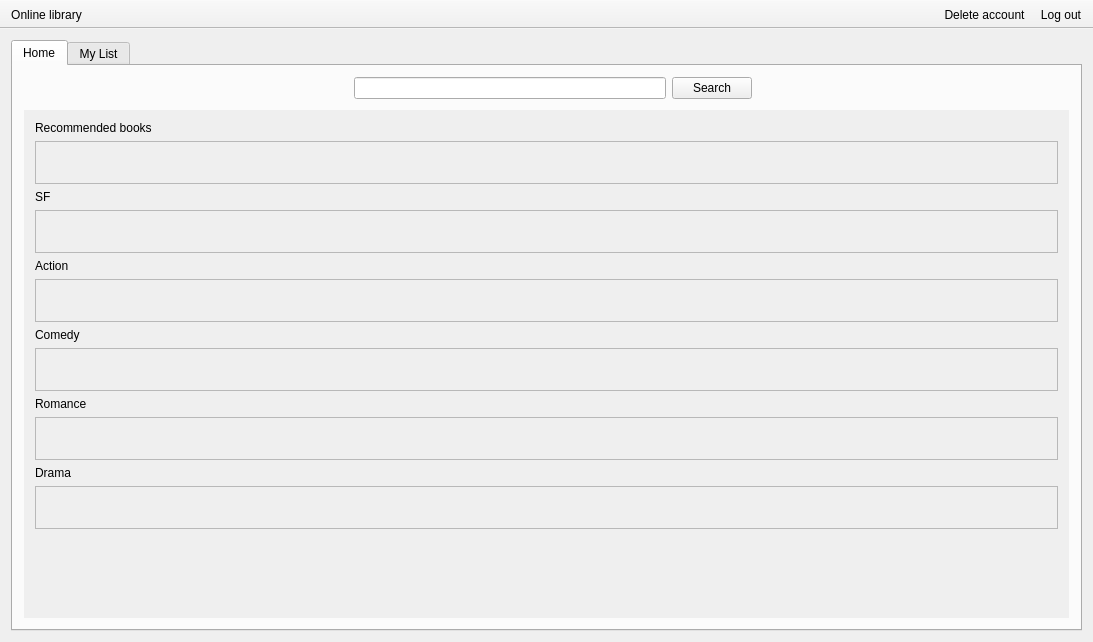
The window that OnLib/OnLib/MainWindow.ui (Andrew-Gh21/OnLib) describes before a commit, drawn with Qt 5.
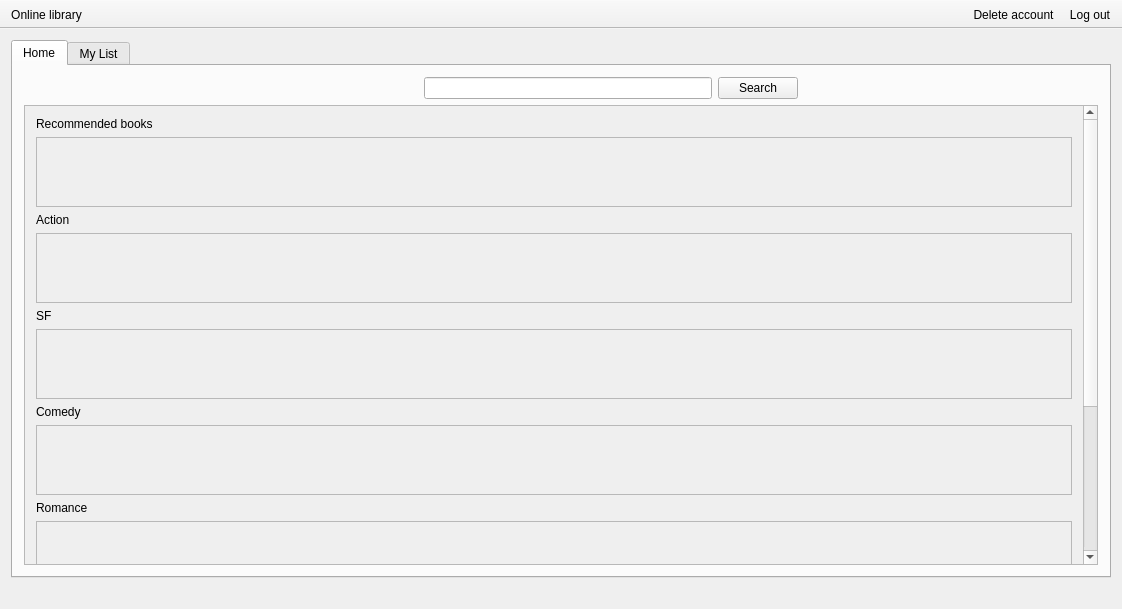
The same window after the commit. Icons and pictures are not drawn.

Commit message:
Main window scroll area responsive
Made the scroll area for books genre responsive, addded online library icon.

The edit to the form file:
```diff
--- a/OnLib/OnLib/MainWindow.ui
+++ b/OnLib/OnLib/MainWindow.ui
@@ -6,8 +6,8 @@
    <rect>
     <x>0</x>
     <y>0</y>
-    <width>1093</width>
-    <height>642</height>
+    <width>1122</width>
+    <height>609</height>
    </rect>
   </property>
   <property name="windowTitle">
@@ -29,8 +29,40 @@
    <bool>false</bool>
   </property>
   <widget class="QWidget" name="centralWidget">
-   <layout class="QVBoxLayout" name="verticalLayout_2">
-    <item>
+   <layout class="QGridLayout" name="gridLayout_2">
+    <item row="1" column="0">
+     <spacer name="horizontalSpacer_4">
+      <property name="orientation">
+       <enum>Qt::Horizontal</enum>
+      </property>
+      <property name="sizeType">
+       <enum>QSizePolicy::Fixed</enum>
+      </property>
+      <property name="sizeHint" stdset="0">
+       <size>
+        <width>0</width>
+        <height>20</height>
+       </size>
+      </property>
+     </spacer>
+    </item>
+    <item row="1" column="1">
+     <spacer name="horizontalSpacer_3">
+      <property name="orientation">
+       <enum>Qt::Horizontal</enum>
+      </property>
+      <property name="sizeType">
+       <enum>QSizePolicy::Fixed</enum>
+      </property>
+      <property name="sizeHint" stdset="0">
+       <size>
+        <width>0</width>
+        <height>20</height>
+       </size>
+      </property>
+     </spacer>
+    </item>
+    <item row="0" column="0">
      <widget class="QTabWidget" name="tabWidget">
       <property name="currentIndex">
        <number>0</number>
@@ -45,175 +77,230 @@
        <attribute name="title">
         <string>Home</string>
        </attribute>
-       <layout class="QGridLayout" name="gridLayout_2">
-        <item row="0" column="0">
-         <spacer name="horizontalSpacer">
-          <property name="orientation">
-           <enum>Qt::Horizontal</enum>
-          </property>
-          <property name="sizeHint" stdset="0">
-           <size>
-            <width>40</width>
-            <height>20</height>
-           </size>
-          </property>
-         </spacer>
-        </item>
-        <item row="1" column="2">
-         <spacer name="verticalSpacer">
-          <property name="orientation">
-           <enum>Qt::Vertical</enum>
-          </property>
-          <property name="sizeType">
-           <enum>QSizePolicy::Fixed</enum>
-          </property>
-          <property name="sizeHint" stdset="0">
-           <size>
-            <width>5</width>
-            <height>5</height>
-           </size>
-          </property>
-         </spacer>
-        </item>
-        <item row="3" column="0" colspan="5">
+       <layout class="QGridLayout" name="gridLayout_3">
+        <item row="0" column="0" rowspan="2" colspan="2">
+         <layout class="QGridLayout" name="gridLayout">
+          <item row="1" column="0">
          <widget class="QScrollArea" name="scrollArea_2">
-          <property name="layoutDirection">
-           <enum>Qt::LeftToRight</enum>
-          </property>
-          <property name="frameShape">
-           <enum>QFrame::NoFrame</enum>
-          </property>
-          <property name="frameShadow">
-           <enum>QFrame::Sunken</enum>
-          </property>
-          <property name="verticalScrollBarPolicy">
-           <enum>Qt::ScrollBarAlwaysOff</enum>
-          </property>
           <property name="widgetResizable">
-           <bool>false</bool>
-          </property>
-          <widget class="QWidget" name="booksScrollArea">
+             <bool>true</bool>
+            </property>
+            <widget class="QWidget" name="scrollAreaWidgetContents_9">
            <property name="geometry">
             <rect>
              <x>0</x>
              <y>0</y>
-             <width>1045</width>
-             <height>430</height>
-            </rect>
-           </property>
-           <property name="minimumSize">
-            <size>
-             <width>1045</width>
-             <height>0</height>
-            </size>
-           </property>
+               <width>1046</width>
+               <height>822</height>
+              </rect>
+             </property>
+             <layout class="QGridLayout" name="gridLayout_4">
+              <item row="0" column="0">
            <layout class="QVBoxLayout" name="verticalLayout">
             <item>
-             <layout class="QGridLayout" name="gridLayout">
-              <property name="sizeConstraint">
-               <enum>QLayout::SetDefaultConstraint</enum>
-              </property>
-              <item row="0" column="0">
-               <widget class="QLabel" name="actionGnereLabel">
+                 <widget class="QLabel" name="recommendedBooksLabel">
                 <property name="text">
                  <string>Recommended books</string>
                 </property>
                </widget>
               </item>
-              <item row="4" column="0">
-               <widget class="QScrollArea" name="scrollAreaSF">
+                <item>
+                 <widget class="QScrollArea" name="recommendedBoksScrollArea">
+                  <property name="enabled">
+                   <bool>true</bool>
+                  </property>
+                  <property name="sizePolicy">
+                   <sizepolicy hsizetype="Expanding" vsizetype="Maximum">
+                    <horstretch>0</horstretch>
+                    <verstretch>0</verstretch>
+                   </sizepolicy>
+                  </property>
+                  <property name="maximumSize">
+                   <size>
+                    <width>16777215</width>
+                    <height>200</height>
+                   </size>
+                  </property>
+                  <property name="frameShape">
+                   <enum>QFrame::StyledPanel</enum>
+                  </property>
+                  <property name="frameShadow">
+                   <enum>QFrame::Plain</enum>
+                  </property>
+                  <property name="verticalScrollBarPolicy">
+                   <enum>Qt::ScrollBarAsNeeded</enum>
+                  </property>
+                  <property name="horizontalScrollBarPolicy">
+                   <enum>Qt::ScrollBarAsNeeded</enum>
+                  </property>
                 <property name="widgetResizable">
                  <bool>true</bool>
                 </property>
-                <widget class="QWidget" name="scrollAreaWidgetContents_3">
+                  <widget class="QWidget" name="wgtMainRecommended">
                  <property name="geometry">
                   <rect>
                    <x>0</x>
                    <y>0</y>
-                   <width>1019</width>
-                   <height>37</height>
+                     <width>1020</width>
+                     <height>83</height>
                   </rect>
                  </property>
                 </widget>
                </widget>
               </item>
-              <item row="5" column="0">
-               <widget class="QLabel" name="label">
+                <item>
+                 <widget class="QLabel" name="actionGenreLabel">
                 <property name="text">
                  <string>Action</string>
                 </property>
                </widget>
               </item>
-              <item row="1" column="0">
-               <widget class="QScrollArea" name="scrollAreaRecommendedBooks">
-                <property name="minimumSize">
-                 <size>
-                  <width>0</width>
-                  <height>0</height>
-                 </size>
-                </property>
-                <property name="widgetResizable">
+                <item>
+                 <widget class="QScrollArea" name="actionGenreScrollArea">
+                  <property name="enabled">
                  <bool>true</bool>
                 </property>
-                <widget class="QWidget" name="scrollAreaWidgetContents_2">
-                 <property name="geometry">
-                  <rect>
-                   <x>0</x>
-                   <y>0</y>
-                   <width>1019</width>
-                   <height>37</height>
-                  </rect>
-                 </property>
-                </widget>
-               </widget>
-              </item>
-              <item row="6" column="0">
-               <widget class="QScrollArea" name="scrollAreaAction">
+                  <property name="focusPolicy">
+                   <enum>Qt::StrongFocus</enum>
+                  </property>
+                  <property name="acceptDrops">
+                   <bool>false</bool>
+                  </property>
+                  <property name="frameShape">
+                   <enum>QFrame::StyledPanel</enum>
+                  </property>
+                  <property name="frameShadow">
+                   <enum>QFrame::Plain</enum>
+                  </property>
+                  <property name="lineWidth">
+                   <number>1</number>
+                  </property>
+                  <property name="verticalScrollBarPolicy">
+                   <enum>Qt::ScrollBarAsNeeded</enum>
+                  </property>
+                  <property name="horizontalScrollBarPolicy">
+                   <enum>Qt::ScrollBarAsNeeded</enum>
+                  </property>
                 <property name="widgetResizable">
                  <bool>true</bool>
                 </property>
-                <widget class="QWidget" name="scrollAreaWidgetContents_4">
+                  <widget class="QWidget" name="wgtMainAction">
                  <property name="geometry">
                   <rect>
                    <x>0</x>
                    <y>0</y>
-                   <width>1019</width>
-                   <height>37</height>
+                     <width>1020</width>
+                     <height>83</height>
                   </rect>
                  </property>
                 </widget>
                </widget>
               </item>
-              <item row="9" column="0">
-               <widget class="QLabel" name="label_3">
-                <property name="text">
-                 <string>Romance</string>
-                </property>
-               </widget>
-              </item>
-              <item row="7" column="0">
-               <widget class="QLabel" name="label_2">
-                <property name="text">
-                 <string>Comedy</string>
-                </property>
-               </widget>
-              </item>
-              <item row="3" column="0">
-               <widget class="QLabel" name="sfLabel">
+                <item>
+                 <widget class="QLabel" name="sfGenreLabel">
                 <property name="text">
                  <string>SF</string>
                 </property>
                </widget>
               </item>
-              <item row="11" column="0">
-               <widget class="QLabel" name="label_4">
+                <item>
+                 <widget class="QScrollArea" name="sfGenreScrollArea">
+                  <property name="frameShape">
+                   <enum>QFrame::StyledPanel</enum>
+                  </property>
+                  <property name="frameShadow">
+                   <enum>QFrame::Plain</enum>
+                  </property>
+                  <property name="verticalScrollBarPolicy">
+                   <enum>Qt::ScrollBarAsNeeded</enum>
+                  </property>
+                  <property name="widgetResizable">
+                   <bool>true</bool>
+                  </property>
+                  <widget class="QWidget" name="wgtMainnSF">
+                   <property name="geometry">
+                    <rect>
+                     <x>0</x>
+                     <y>0</y>
+                     <width>1020</width>
+                     <height>83</height>
+                    </rect>
+                   </property>
+                  </widget>
+                 </widget>
+                </item>
+                <item>
+                 <widget class="QLabel" name="comedyGnreLabel">
+                  <property name="text">
+                   <string>Comedy</string>
+                  </property>
+                 </widget>
+                </item>
+                <item>
+                 <widget class="QScrollArea" name="comedyGenreScrollArea">
+                  <property name="frameShadow">
+                   <enum>QFrame::Plain</enum>
+                  </property>
+                  <property name="verticalScrollBarPolicy">
+                   <enum>Qt::ScrollBarAsNeeded</enum>
+                  </property>
+                  <property name="widgetResizable">
+                   <bool>true</bool>
+                  </property>
+                  <widget class="QWidget" name="wgtMainComedy">
+                   <property name="geometry">
+                    <rect>
+                     <x>0</x>
+                     <y>0</y>
+                     <width>1020</width>
+                     <height>83</height>
+                    </rect>
+                   </property>
+                  </widget>
+                 </widget>
+                </item>
+                <item>
+                 <widget class="QLabel" name="romanceGenreLabel">
+                  <property name="text">
+                   <string>Romance</string>
+                  </property>
+                 </widget>
+                </item>
+                <item>
+                 <widget class="QScrollArea" name="romanceGenreScrollArea">
+                  <property name="frameShadow">
+                   <enum>QFrame::Plain</enum>
+                  </property>
+                  <property name="verticalScrollBarPolicy">
+                   <enum>Qt::ScrollBarAsNeeded</enum>
+                  </property>
+                  <property name="widgetResizable">
+                   <bool>true</bool>
+                  </property>
+                  <widget class="QWidget" name="wgtMainRomance">
+                   <property name="geometry">
+                    <rect>
+                     <x>0</x>
+                     <y>0</y>
+                     <width>1020</width>
+                     <height>83</height>
+                    </rect>
+                   </property>
+                  </widget>
+                 </widget>
+                </item>
+                <item>
+                 <widget class="QLabel" name="dramaGenreScrollArea_2">
                 <property name="text">
                  <string>Drama</string>
                 </property>
                </widget>
               </item>
-              <item row="8" column="0">
-               <widget class="QScrollArea" name="scrollAreaComedy">
+                <item>
+                 <widget class="QScrollArea" name="dramaGenreScrollArea">
+                  <property name="verticalScrollBarPolicy">
+                   <enum>Qt::ScrollBarAsNeeded</enum>
+                  </property>
                 <property name="widgetResizable">
                  <bool>true</bool>
                 </property>
@@ -222,42 +309,35 @@
                   <rect>
                    <x>0</x>
                    <y>0</y>
-                   <width>1019</width>
-                   <height>37</height>
+                     <width>1020</width>
+                     <height>83</height>
                   </rect>
                  </property>
                 </widget>
                </widget>
               </item>
-              <item row="10" column="0">
-               <widget class="QScrollArea" name="scrollAreaRomance">
-                <property name="widgetResizable">
-                 <bool>true</bool>
-                </property>
-                <widget class="QWidget" name="scrollAreaWidgetContents_6">
-                 <property name="geometry">
-                  <rect>
-                   <x>0</x>
-                   <y>0</y>
-                   <width>1019</width>
-                   <height>37</height>
-                  </rect>
-                 </property>
-                </widget>
-               </widget>
-              </item>
-              <item row="12" column="0">
-               <widget class="QScrollArea" name="scrollAreaDrama">
+                <item>
+                 <widget class="QLabel" name="label">
+                  <property name="text">
+                   <string>TextLabel</string>
+                  </property>
+                 </widget>
+                </item>
+                <item>
+                 <widget class="QScrollArea" name="scrollArea_3">
+                  <property name="verticalScrollBarPolicy">
+                   <enum>Qt::ScrollBarAsNeeded</enum>
+                  </property>
                 <property name="widgetResizable">
                  <bool>true</bool>
                 </property>
-                <widget class="QWidget" name="scrollAreaWidgetContents_7">
+                  <widget class="QWidget" name="scrollAreaWidgetContents_3">
                  <property name="geometry">
                   <rect>
                    <x>0</x>
                    <y>0</y>
-                   <width>1019</width>
-                   <height>37</height>
+                     <width>1020</width>
+                     <height>83</height>
                   </rect>
                  </property>
                 </widget>
@@ -269,51 +349,53 @@
           </widget>
          </widget>
         </item>
-        <item row="0" column="2">
+          <item row="0" column="0">
+           <layout class="QGridLayout" name="gridLayout_6">
+            <item row="0" column="0">
+             <spacer name="horizontalSpacer">
+              <property name="orientation">
+               <enum>Qt::Horizontal</enum>
+              </property>
+              <property name="sizeType">
+               <enum>QSizePolicy::Expanding</enum>
+              </property>
+              <property name="sizeHint" stdset="0">
+               <size>
+                <width>400</width>
+                <height>22</height>
+               </size>
+              </property>
+             </spacer>
+            </item>
+            <item row="0" column="1">
          <widget class="QLineEdit" name="searchLineEdit"/>
         </item>
-        <item row="0" column="4">
-         <spacer name="horizontalSpacer_2">
-          <property name="orientation">
-           <enum>Qt::Horizontal</enum>
-          </property>
-          <property name="sizeHint" stdset="0">
-           <size>
-            <width>40</width>
-            <height>20</height>
-           </size>
-          </property>
-         </spacer>
-        </item>
-        <item row="0" column="3">
+            <item row="0" column="2">
          <widget class="QPushButton" name="searchBooksButton">
           <property name="text">
            <string>Search</string>
           </property>
          </widget>
         </item>
-        <item row="0" column="1">
-         <widget class="QLabel" name="searchLabel">
-          <property name="text">
-           <string/>
-          </property>
-         </widget>
-        </item>
-        <item row="2" column="2">
-         <spacer name="verticalSpacer_2">
+            <item row="0" column="3">
+             <spacer name="horizontalSpacer_2">
           <property name="orientation">
-           <enum>Qt::Vertical</enum>
+               <enum>Qt::Horizontal</enum>
           </property>
           <property name="sizeType">
-           <enum>QSizePolicy::Fixed</enum>
+               <enum>QSizePolicy::Expanding</enum>
           </property>
           <property name="sizeHint" stdset="0">
            <size>
-            <width>20</width>
-            <height>0</height>
+                <width>300</width>
+                <height>22</height>
            </size>
           </property>
          </spacer>
+            </item>
+           </layout>
+          </item>
+         </layout>
         </item>
        </layout>
       </widget>
```
Left out of the diff: 13 changed lines with no effect on the pictures. Lines whose indentation alone changed are shown as unchanged. The commit also changes 5 other files.
